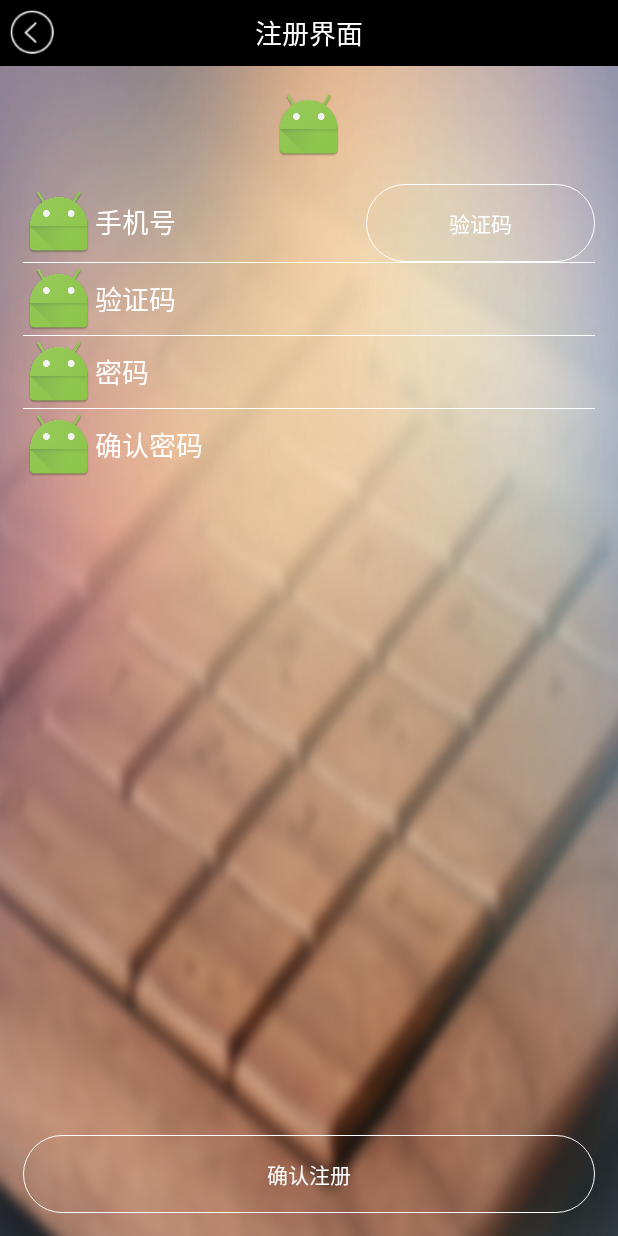
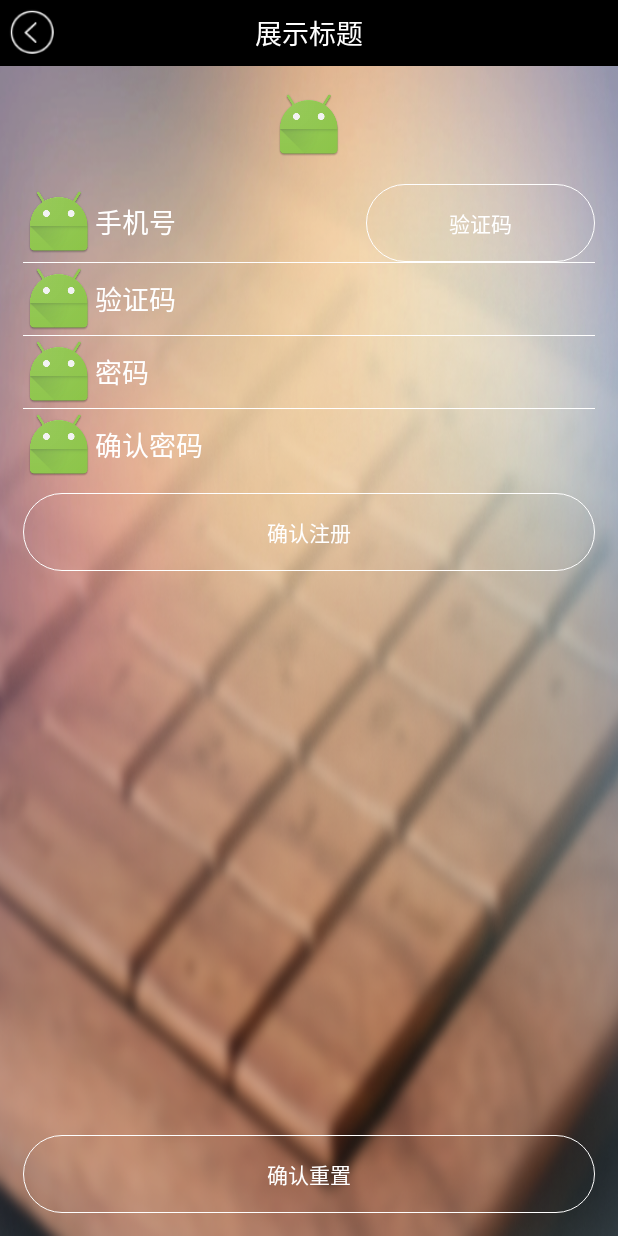
Before and after one commit to yu358769601/xingxingx, an Android app: the RegisterActivity screen opened directly, with no data from a screen before it, on a phone screen of 412 x 824 dp. Run offline under Robolectric (Android 15) with nearby library versions, the phone set to English and light mode, and no system bars; 1 statement that could not run was skipped.

Commit message:
好几个界面都完成了

```diff
--- a/app/src/main/java/com/xinxinxuedai/MVP/mainActivity/MainActivity_P.java
+++ b/app/src/main/java/com/xinxinxuedai/MVP/mainActivity/MainActivity_P.java
@@ -7,6 +7,7 @@ import android.graphics.drawable.Drawable;
 import android.os.Handler;
 import android.support.v4.view.ViewPager;
 import android.util.DisplayMetrics;
+import android.view.View;
 import android.widget.ImageView;
 import android.widget.LinearLayout;
 import android.widget.RelativeLayout;
@@ -181,4 +182,9 @@ public class MainActivity_P implements MainActivity_method{
 
     }
 
+    @Override
+    public void initClickView(View view) {
+
+    }
+
 }
--- a/app/src/main/java/com/xinxinxuedai/MVP/mainActivity/MainActivity_method.java
+++ b/app/src/main/java/com/xinxinxuedai/MVP/mainActivity/MainActivity_method.java
@@ -1,5 +1,6 @@
 package com.xinxinxuedai.MVP.mainActivity;
 
+import android.view.View;
 import android.widget.ImageView;
 import android.widget.LinearLayout;
 
@@ -24,5 +25,7 @@ public interface MainActivity_method {
     void initViewData(LinearLayout activity_01_ll , ImageView iv_red_point);
     //按钮被点击了
     void initClick(XueDaiButton xueDaiButton);
+    //按钮被点击了
+    void initClickView(View view);
 
 }
--- a/app/src/main/java/com/xinxinxuedai/ui/RegisterActivity.java
+++ b/app/src/main/java/com/xinxinxuedai/ui/RegisterActivity.java
@@ -7,6 +7,7 @@ import android.content.IntentFilter;
 import android.os.Bundle;
 import android.view.View;
 import android.widget.Button;
+import android.widget.EditText;
 import android.widget.TextView;
 
 import com.xinxinxuedai.MVP.RegisterActivity.RegisterActivity_P;
@@ -30,14 +31,18 @@ public class RegisterActivity extends BaseActivity implements View.OnClickListen
     private RegisterActivity_P mRegisterActivity_p;
     private initAction_Bar mRelativeLayout_title;
     private InnerReceiver1 mReceiver1;
+    private TextView mRegister_ok_;
+    private TextView mRegister_ok_again;
+    private EditText mRegister_et_passwrold;
+    private EditText mRegister_et_passwrold_ok;
 
     @Override
     protected void onCreate(Bundle savedInstanceState) {
         super.onCreate(savedInstanceState);
         initReceiver();
         getbox();
+        initView();
         initP();
-        initView();
     }
 
 
@@ -119,9 +124,26 @@ public class RegisterActivity extends BaseActivity implements View.OnClickListen
 
             @Override
             public void getAction_barView_title(TextView textView) {
-                textView.setText("注册界面");
+                if (mClasstag == REGISTERCLASS){
+                    textView.setText("注册界面");
+                }else if (mClasstag == AGAINCLASS){
+                    textView.setText("重置密码");
+                }
+
+
             }
         });
+        //确定注册(注册页面)
+        mRegister_ok_ = (TextView) findViewById(R.id.register_ok_);
+        //确定重置(重置页面)
+        mRegister_ok_again = (TextView) findViewById(R.id.register_ok_again);
+        //密码
+        mRegister_et_passwrold = (EditText) findViewById(R.id.register_et_passwrold);
+        //确定密码
+        mRegister_et_passwrold_ok = (EditText) findViewById(R.id.register_et_passwrold_ok);
+
+
+
     }
 
     @Override
@@ -130,10 +152,22 @@ public class RegisterActivity extends BaseActivity implements View.OnClickListen
         Register_countTime_P login_countTime_p = Register_countTime_P.getLogin_countTime_P(this);
         login_countTime_p.setCallBack(this);
         LogUtils.i("注册页面的对象"+login_countTime_p);
+        //如果是 注册页面
         if (mClasstag == REGISTERCLASS){
+            mRegister_ok_.setVisibility(View.VISIBLE);
+            mRegister_ok_again.setVisibility(View.INVISIBLE);
 
-        }else if(mClasstag == AGAINCLASS){
+            mRegister_et_passwrold.setHint("密码");
+            mRegister_et_passwrold_ok.setHint("确认密码");
 
+        }else
+        //如果是 重置页面
+        if(mClasstag == AGAINCLASS){
+            mRegister_ok_.setVisibility(View.INVISIBLE);
+            mRegister_ok_again.setVisibility(View.VISIBLE);
+
+            mRegister_et_passwrold.setHint("新密码");
+            mRegister_et_passwrold_ok.setHint("确认新密码");
         }
 
     }
--- a/app/src/main/res/layout/activity_register.xml
+++ b/app/src/main/res/layout/activity_register.xml
@@ -93,11 +93,21 @@
             android:drawableLeft="@mipmap/ic_launcher"
             android:layout_width="match_parent"
             />
-
+        <TextView
+            android:id="@+id/register_ok_"
+            android:text="确认注册"
+            android:layout_marginTop="@dimen/size_base480_10dp"
+            android:layout_below="@+id/register_et_passwrold_ok"
+            android:padding="@dimen/size_base480_20dp"
+            android:gravity="center"
+            android:textColor="@color/white"
+            android:background="@drawable/an_long"
+            android:layout_width="match_parent"
+            android:layout_height="wrap_content"/>
 
         <TextView
-            android:id="@+id/register_ok"
-            android:text="确认注册"
+            android:id="@+id/register_ok_again"
+            android:text="确认重置"
             android:padding="@dimen/size_base480_20dp"
             android:gravity="center"
             android:layout_alignParentBottom="true"
```
Also changed, not shown: app/src/main/java/com/xinxinxuedai/ui/MainActivity.java (+15 -1 lines).
